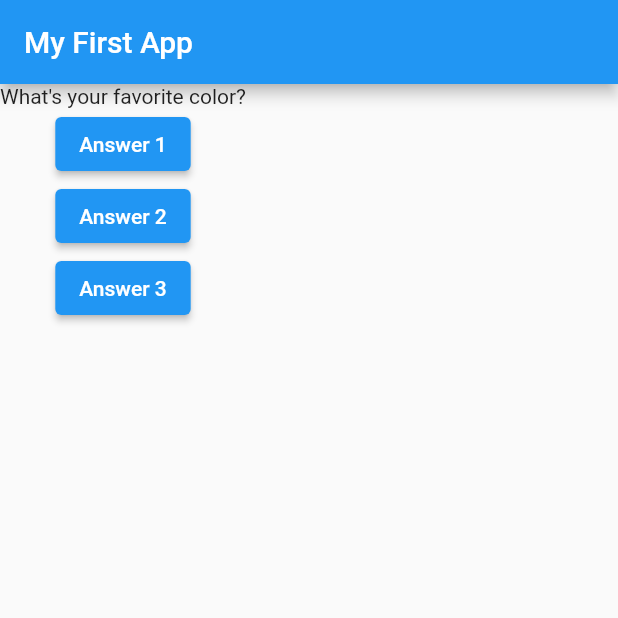
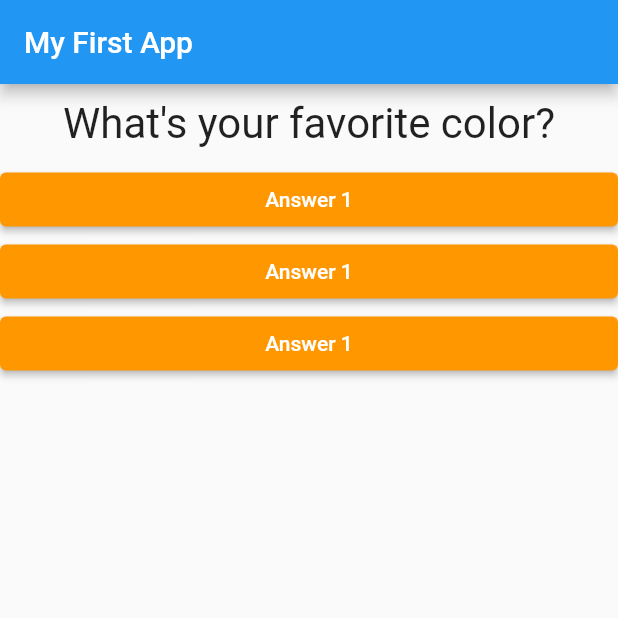
Before and after one commit to hasitheyepax/flutter_demo, a Flutter app: the screen it shows after launch, on a phone screen of 412 x 824 dp, the top half of it. Run offline on Flutter 3.47's test engine with Material 2 defaults, Android fonts, the phone set to English and light mode, and no system bars.

Commit message:
[chore] externalized question and answer classes

```diff
--- /dev/null
+++ b/lib/answer.dart
@@ -0,0 +1,22 @@
+import 'package:flutter/material.dart';
+
+class Answer extends StatelessWidget {
+  final Function selectHandler;
+
+  const Answer(this.selectHandler, {super.key});
+
+  @override
+  Widget build(BuildContext context) {
+    return SizedBox(
+      width: double.infinity,
+      child: ElevatedButton(
+        onPressed: () => selectHandler(),
+        style: ButtonStyle(
+          backgroundColor: MaterialStateProperty.all<Color>(Colors.orange),
+          foregroundColor: MaterialStateProperty.all<Color>(Colors.white),
+        ),
+        child: const Text('Answer 1'),
+      ),
+    );
+  }
+}
--- a/lib/main.dart
+++ b/lib/main.dart
@@ -1,5 +1,7 @@
 import 'package:flutter/foundation.dart';
 import 'package:flutter/material.dart';
+import 'package:flutter_demo/answer.dart';
+import './question.dart';
 
 void main() => runApp(const MyApp());
 
@@ -38,23 +40,12 @@ class MyAppState extends State<MyApp> {
         ),
         body: Column(
           children: [
-            Text(questions[_questionIndex]),
-            ElevatedButton(
-                onPressed: _answerQuestion, child: const Text('Answer 1')),
-            ElevatedButton(
-                onPressed: () {
-                  if (kDebugMode) {
-                    print('Damn boy');
-                  }
-                },
-                child: const Text('Answer 2')),
-            ElevatedButton(
-                onPressed: () {
-                  if (kDebugMode) {
-                    print('Damn boy');
-                  }
-                },
-                child: const Text('Answer 3')),
+            Question(
+              questions[_questionIndex],
+            ),
+            Answer(_answerQuestion),
+            Answer(_answerQuestion),
+            Answer(_answerQuestion),
           ],
         ),
       ),
--- /dev/null
+++ b/lib/question.dart
@@ -0,0 +1,20 @@
+import 'package:flutter/material.dart';
+
+class Question extends StatelessWidget {
+  final String questionText;
+
+  const Question(this.questionText, {super.key});
+
+  @override
+  Widget build(BuildContext context) {
+    return Container(
+      width: double.infinity,
+      margin: const EdgeInsets.all(10),
+      child: Text(
+        questionText,
+        style: const TextStyle(fontSize: 28),
+        textAlign: TextAlign.center,
+      ),
+    );
+  }
+}
```
